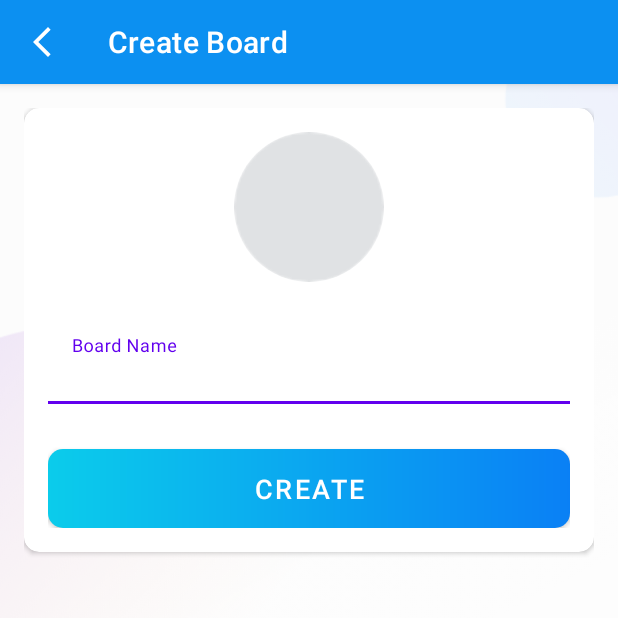
After one commit to Samarth-Natrajan/Trello, an Android app: the CreateBoardActivity screen opened directly, with no data from a screen before it, on a phone screen of 412 x 824 dp, the top half of it. The commit adds this screen. Run offline under Robolectric (Android 15) with nearby library versions, the phone set to English and light mode, and no system bars; our stand-ins replace CircleImageView, Firebase (no records; nobody signed in at launch, a user with empty details on screens opened directly).

Commit message:
Board created and storing of board implemented

```diff
--- /dev/null
+++ b/app/src/main/java/com/example/trello/activities/CreateBoardActivity.kt
@@ -0,0 +1,122 @@
+package com.example.trello.activities
+
+import android.app.Activity
+import android.content.Intent
+import android.net.Uri
+import androidx.appcompat.app.AppCompatActivity
+import android.os.Bundle
+import android.provider.MediaStore
+import android.util.Log
+import android.webkit.MimeTypeMap
+import android.widget.Toast
+import com.bumptech.glide.Glide
+import com.example.trello.R
+import com.example.trello.databinding.ActivityCreateBoardBinding
+import com.example.trello.firebase.FirestoreClass
+import com.example.trello.models.Board
+import com.example.trello.models.User
+import com.example.trello.utils.Constants
+import com.google.firebase.firestore.FirebaseFirestore
+import com.google.firebase.storage.FirebaseStorage
+import com.google.firebase.storage.StorageReference
+import de.hdodenhof.circleimageview.CircleImageView
+import java.io.IOException
+
+@Suppress ("DEPRECATION")
+
+class CreateBoardActivity : BaseActivity() {
+    private val pickImage = 100
+    private var binding:ActivityCreateBoardBinding?=null
+    private var imageUri:Uri?=null
+    private var mBoardImage:String=""
+    private lateinit var mUserName:String
+
+
+    override fun onCreate(savedInstanceState: Bundle?) {
+        super.onCreate(savedInstanceState)
+        binding = ActivityCreateBoardBinding.inflate(layoutInflater)
+        setContentView(binding?.root)
+        setSupportActionBar(binding?.toolbarCreateBoardActivity)
+        val actionBar = supportActionBar
+        if(intent.hasExtra(Constants.NAME)){
+            mUserName = intent.getStringExtra(Constants.NAME).toString()
+        }
+        if(actionBar!=null){
+            actionBar.setDisplayHomeAsUpEnabled(true)
+            actionBar.setHomeAsUpIndicator(R.drawable.baseline_arrow_back_ios_new_24)
+            actionBar.title = "Create Board"
+        }
+        binding?.toolbarCreateBoardActivity?.setNavigationOnClickListener {
+            onBackPressedDispatcher.onBackPressed()
+        }
+        binding?.ivBoardImage?.setOnClickListener {
+            val gallery = Intent(Intent.ACTION_PICK,MediaStore.Images.Media.INTERNAL_CONTENT_URI)
+            startActivityForResult(gallery,pickImage)
+        }
+        binding?.btnCreate?.setOnClickListener {
+            if(imageUri!=null){
+                uploadBoardImage()
+            }
+            else{
+                showProgressDialog("Please Wait...")
+                createBoard()
+            }
+        }
+    }
+    fun boardCreatedSuccessfully(){
+        hideProgressDialog()
+        finish()
+    }
+
+    override fun onActivityResult(requestCode: Int, resultCode: Int, data: Intent?) {
+        super.onActivityResult(requestCode, resultCode, data)
+        val profilepic = findViewById<CircleImageView>(R.id.iv_board_image)
+        if(resultCode == RESULT_OK && requestCode==pickImage) {
+            imageUri = data?.data
+            FirebaseFirestore.getInstance().collection(Constants.USERS)
+                .document(getCurrentUserID()).get().addOnSuccessListener { document ->
+                    val user = document.toObject(User::class.java)
+                    //binding?.userImage?.setImageURI(imageUri)
+                    //var profilepic = findViewById<CircleImageView>(R.id.user_image)
+                    try{
+                        Glide.with(this@CreateBoardActivity)
+                            .load(imageUri)
+                            .centerCrop().placeholder(R.drawable.board_place_holder)
+                            .into(profilepic)
+                    }
+                    catch (e:IOException){
+                        e.printStackTrace()
+                    }
+
+                }
+        }
+    }
+    private fun createBoard(){
+        val assignedUsersArrayList:ArrayList<String> = ArrayList()
+        assignedUsersArrayList.add(getCurrentUserID())
+        var board = Board(binding?.etBoardName?.text.toString(),mBoardImage,mUserName,assignedUsersArrayList)
+        FirestoreClass().createBoard(this,board)
+    }
+    private fun uploadBoardImage(){
+        showProgressDialog("Please Wait...")
+        if(imageUri!=null){
+            val sRef : StorageReference = FirebaseStorage.getInstance().reference.child("UserImage"+System.currentTimeMillis()+"."+Constants.getFileExtension(this@CreateBoardActivity,imageUri))
+            sRef.putFile(imageUri!!).addOnSuccessListener {
+                    taskSnapshot ->
+                Log.i("Firebase board image url",taskSnapshot?.metadata?.reference?.downloadUrl?.toString().toString())
+                taskSnapshot?.metadata!!.reference!!.downloadUrl!!.addOnSuccessListener {
+                        uri ->
+                    Log.i("downloadable image uri",uri.toString())
+                    mBoardImage = uri?.toString().toString()
+                    createBoard()
+
+
+                }?.addOnFailureListener{
+                        exception ->
+                    Toast.makeText(this,exception.message,Toast.LENGTH_SHORT).show()
+                    hideProgressDialog()
+                }
+            }
+        }
+    }
+}
--- /dev/null
+++ b/app/src/main/res/drawable/baseline_add_24.xml
@@ -0,0 +1,5 @@
+<vector android:height="24dp" android:tint="@color/white"
+    android:viewportHeight="24" android:viewportWidth="24"
+    android:width="24dp" xmlns:android="http://schemas.android.com/apk/res/android">
+    <path android:fillColor="@android:color/black" android:pathData="M19,13h-6v6h-2v-6H5v-2h6V5h2v6h6v2z"/>
+</vector>
--- /dev/null
+++ b/app/src/main/res/layout/activity_create_board.xml
@@ -0,0 +1,82 @@
+<?xml version="1.0" encoding="utf-8"?>
+<LinearLayout xmlns:android="http://schemas.android.com/apk/res/android"
+    xmlns:app="http://schemas.android.com/apk/res-auto"
+    xmlns:tools="http://schemas.android.com/tools"
+    android:layout_width="match_parent"
+    android:layout_height="match_parent"
+    android:orientation="vertical"
+    tools:context=".activities.CreateBoardActivity">
+    <com.google.android.material.appbar.AppBarLayout
+        android:layout_width="match_parent"
+        android:layout_height="wrap_content"
+        android:theme="@style/Theme.Trello.AppBarOverlay">
+
+        <androidx.appcompat.widget.Toolbar
+            android:id="@+id/toolbar_create_board_activity"
+            android:layout_width="match_parent"
+            android:layout_height="?attr/actionBarSize"
+            android:background="@color/colorprimary"
+            app:popupTheme="@style/Theme.Trello.PopupOverlay" />
+    </com.google.android.material.appbar.AppBarLayout>
+    <LinearLayout
+        android:layout_width="match_parent"
+        android:layout_height="wrap_content"
+        android:background="@drawable/ic_bg"
+        android:orientation="vertical"
+        android:padding="16dp">
+
+        <androidx.cardview.widget.CardView
+            android:layout_width="match_parent"
+            android:layout_height="match_parent"
+            android:elevation="10dp"
+            app:cardCornerRadius="10dp">
+
+            <LinearLayout
+                android:layout_width="match_parent"
+                android:layout_height="wrap_content"
+                android:gravity="center_horizontal"
+                android:orientation="vertical"
+                android:padding="16dp">
+
+                <de.hdodenhof.circleimageview.CircleImageView
+                    android:id="@+id/iv_board_image"
+                    android:layout_width="100dp"
+                    android:layout_height="100dp"
+                    android:contentDescription="image"
+                    android:src="@drawable/board_place_holder" />
+
+                <com.google.android.material.textfield.TextInputLayout
+                    android:layout_width="match_parent"
+                    android:layout_height="wrap_content"
+                    android:layout_marginTop="25dp">
+
+                    <androidx.appcompat.widget.AppCompatEditText
+                        android:id="@+id/et_board_name"
+                        android:layout_width="match_parent"
+                        android:layout_height="wrap_content"
+                        android:background="@color/white"
+                        android:hint="Board Name"
+                        android:inputType="text"
+                        android:textSize="16sp" />
+
+                </com.google.android.material.textfield.TextInputLayout>
+
+                <Button
+                    android:id="@+id/btn_create"
+                    android:layout_width="match_parent"
+                    android:layout_height="wrap_content"
+                    android:layout_gravity="center"
+                    android:layout_marginTop="30dp"
+                    android:gravity="center"
+                    android:paddingTop="8dp"
+                    android:paddingBottom="8dp"
+                    android:text="CREATE"
+                    android:textColor="@color/white"
+                    android:textSize="18sp"
+                    android:background="@drawable/shape_button_rounded"
+                    app:backgroundTint="@null"
+                    />
+            </LinearLayout>
+        </androidx.cardview.widget.CardView>
+    </LinearLayout>
+</LinearLayout>
```
Also changed, not shown: app/src/main/AndroidManifest.xml (+12 -8 lines), app/src/main/java/com/example/trello/activities/MainActivity.kt (+10 -3 lines), app/src/main/java/com/example/trello/activities/MyProfileActivity.kt (+12 -7 lines), app/src/main/java/com/example/trello/firebase/FirestoreClass.kt (+19 -9 lines), app/src/main/java/com/example/trello/models/Board.kt (added, +41 -0 lines), app/src/main/java/com/example/trello/utils/Constants.kt (+9 -0 lines), app/src/main/res/layout/app_bar_main.xml (+8 -0 lines), app/src/main/res/drawable/board_place_holder.png (added).
